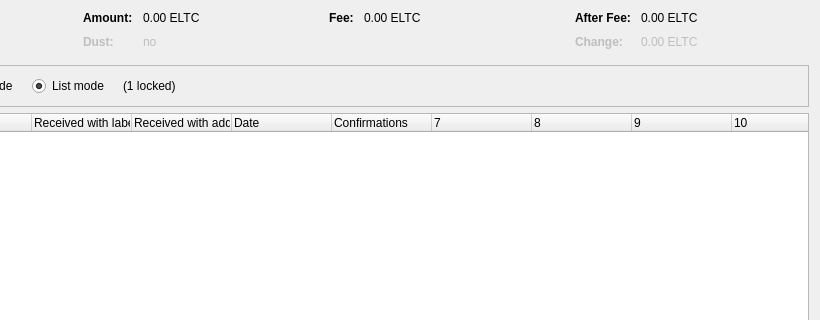
Qt form src/qt/forms/coincontroldialog.ui (LighningCashDev/lightningcash) before a commit; both pictures show x 180 to 1000 and y 0 to 320 of the 1000 by 500 pixel window.
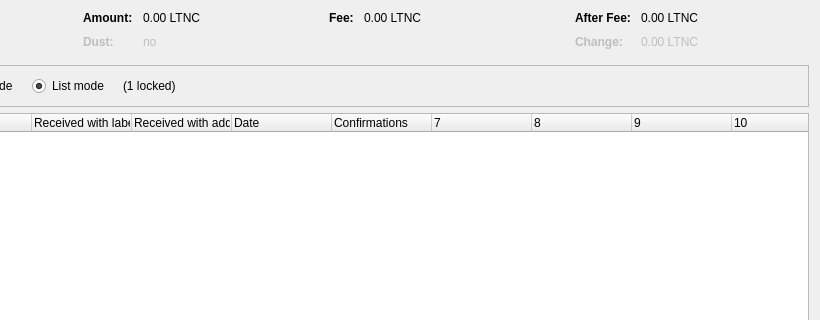
The same form after that commit. Custom widgets are drawn as their Qt base class.

Commit message: ELTC to LTNC

The edit to the form file:
```diff
--- a/src/qt/forms/coincontroldialog.ui
+++ b/src/qt/forms/coincontroldialog.ui
@@ -132,7 +132,7 @@
           <enum>Qt::ActionsContextMenu</enum>
          </property>
          <property name="text">
-          <string notr="true">0.00 ELTC</string>
+          <string notr="true">0.00 LTNC</string>
          </property>
          <property name="textInteractionFlags">
           <set>Qt::LinksAccessibleByMouse|Qt::TextSelectableByKeyboard|Qt::TextSelectableByMouse</set>
@@ -212,7 +212,7 @@
           <enum>Qt::ActionsContextMenu</enum>
          </property>
          <property name="text">
-          <string notr="true">0.00 ELTC</string>
+          <string notr="true">0.00 LTNC</string>
          </property>
          <property name="textInteractionFlags">
           <set>Qt::LinksAccessibleByMouse|Qt::TextSelectableByKeyboard|Qt::TextSelectableByMouse</set>
@@ -257,7 +257,7 @@
           <enum>Qt::ActionsContextMenu</enum>
          </property>
          <property name="text">
-          <string notr="true">0.00 ELTC</string>
+          <string notr="true">0.00 LTNC</string>
          </property>
          <property name="textInteractionFlags">
           <set>Qt::LinksAccessibleByMouse|Qt::TextSelectableByKeyboard|Qt::TextSelectableByMouse</set>
@@ -292,7 +292,7 @@
           <enum>Qt::ActionsContextMenu</enum>
          </property>
          <property name="text">
-          <string notr="true">0.00 ELTC</string>
+          <string notr="true">0.00 LTNC</string>
          </property>
          <property name="textInteractionFlags">
           <set>Qt::LinksAccessibleByMouse|Qt::TextSelectableByKeyboard|Qt::TextSelectableByMouse</set>
```
The commit also changes 15 other files.
